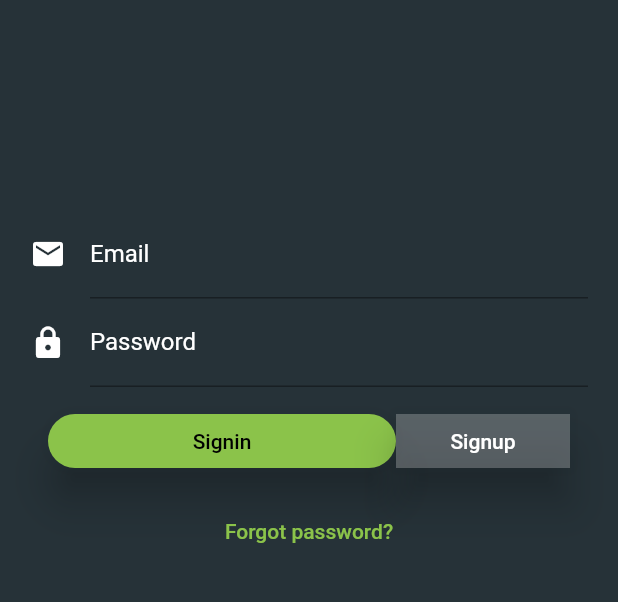
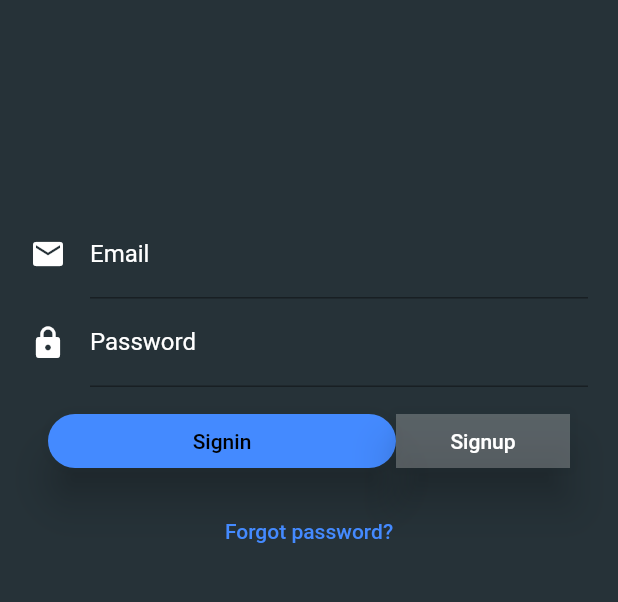
Before and after one commit to Asafvm/project_ts_2020, a Flutter app: the screen it shows after launch, on a phone screen of 412 x 824 dp, the part 366-968 px from its top. Run offline on Flutter 3.47's test engine with Material 2 defaults, Android fonts, the phone set to English and light mode, and no system bars; our stand-ins replace cloud_firestore, cloud_functions, contacts_service, file_picker, firebase_auth, firebase_core and 3 more; missing offline and left inert: dart:ffi, flutter_pdfview, positioned_tap_detector; accounts and stored records are empty.

Commit message:
theme color

```diff
--- a/lib/main.dart
+++ b/lib/main.dart
@@ -52,8 +52,8 @@ class TeamShare extends StatelessWidget {
                 return MaterialApp(
                   title: 'Team Share',
                   theme: ThemeData(
-                    primarySwatch: Colors.green,
-                    accentColor: Colors.lightGreen,
+                    primarySwatch: Colors.blue,
+                    accentColor: Colors.blueAccent,
                     pageTransitionsTheme: PageTransitionsTheme(builders: {
                       TargetPlatform.android: CustomPageTransitionBuilder(),
                       TargetPlatform.iOS: CustomPageTransitionBuilder(),
```
